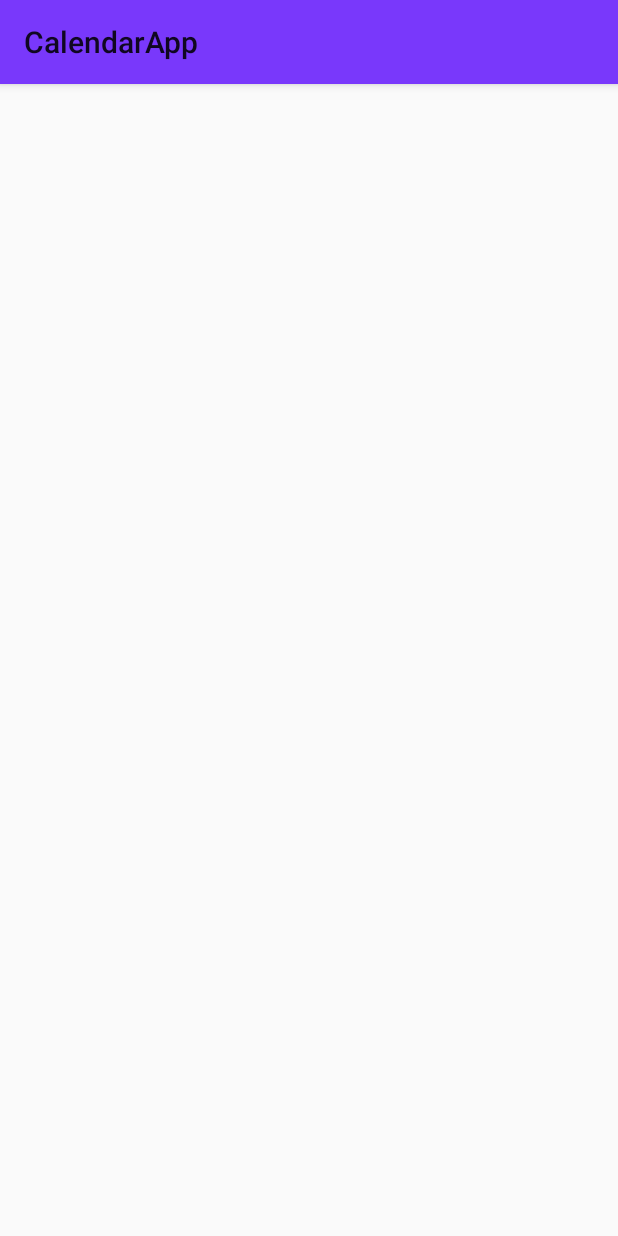
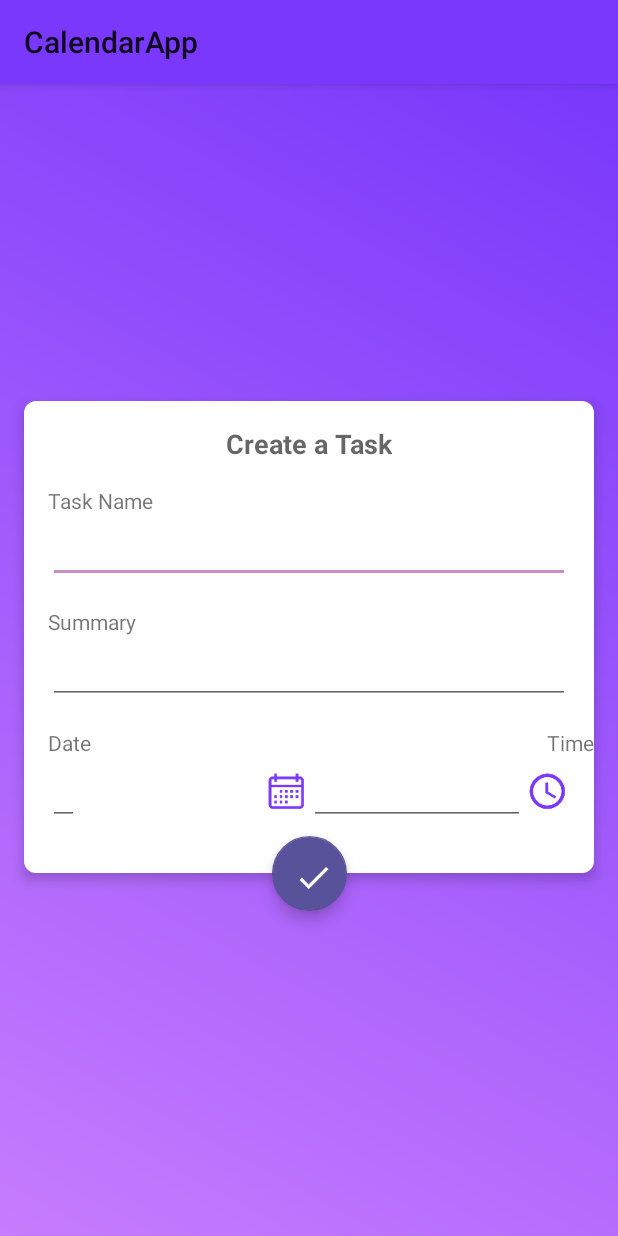
Before and after one commit to nguyenHanhNguyen/CalendarApp, an Android app: the EditTaskActivity screen opened directly, with no data from a screen before it, on a phone screen of 412 x 824 dp. Run offline under Robolectric (Android 15) with nearby library versions, the phone set to English and light mode, and no system bars; our stand-ins replace data binding; 4 statements that could not run were skipped.

Commit message:
view task, stupid mistake

```diff
--- a/app/src/main/AndroidManifest.xml
+++ b/app/src/main/AndroidManifest.xml
@@ -8,6 +8,7 @@
         android:label="@string/app_name"
         android:supportsRtl="true"
         android:theme="@style/AppTheme">
+
         <activity android:name=".ui.list_task.ListTasksActivity">
             <intent-filter>
                 <action android:name="android.intent.action.MAIN" />
--- a/app/src/main/java/nhn/calendarapp/ui/edit_task/EditTaskActivity.kt
+++ b/app/src/main/java/nhn/calendarapp/ui/edit_task/EditTaskActivity.kt
@@ -1,29 +1,20 @@
 package nhn.calendarapp.ui.edit_task
 
+import android.app.FragmentManager
 import android.databinding.DataBindingUtil
 import android.os.Bundle
 import android.os.PersistableBundle
 import android.support.v7.app.AppCompatActivity
 import nhn.calendarapp.R
-import nhn.calendarapp.data.TaskViewModel
-import nhn.calendarapp.databinding.ActivityCreateTaskBinding
-import java.text.SimpleDateFormat
-import java.util.*
 
 /**
  * Created by nguyen on 08/07/2017.
  */
 class EditTaskActivity : AppCompatActivity() {
 
-    private val taskID = "TASK_ID"
-    private lateinit var binding: ActivityCreateTaskBinding
-    private lateinit var taskViewModel: TaskViewModel
-    val timeSdf = SimpleDateFormat("hh:mm aaa", Locale.US)
-
-    override fun onCreate(savedInstanceState: Bundle?, persistentState: PersistableBundle?) {
-        super.onCreate(savedInstanceState, persistentState)
-        this.binding = DataBindingUtil.setContentView(this, R.layout.activity_create_task)
-        this.supportActionBar!!.title = "Edit Task"
+    override fun onCreate(savedInstanceState: Bundle?) {
+        super.onCreate(savedInstanceState)
+        setContentView(R.layout.activity_edit_task)
     }
 
 }
--- a/app/src/main/java/nhn/calendarapp/ui/list_task/ListTasksActivity.kt
+++ b/app/src/main/java/nhn/calendarapp/ui/list_task/ListTasksActivity.kt
@@ -1,18 +1,16 @@
 package nhn.calendarapp.ui.list_task
 
 import android.databinding.DataBindingUtil
-import android.os.Bundle
-import android.support.v7.app.AppCompatActivity
 import nhn.calendarapp.R
 import nhn.calendarapp.databinding.ActivityListTasksBinding
 
 class ListTasksActivity : android.support.v7.app.AppCompatActivity() {
 
-    private lateinit var binding: nhn.calendarapp.databinding.ActivityListTasksBinding
+    private lateinit var binding: ActivityListTasksBinding
 
     override fun onCreate(savedInstanceState: android.os.Bundle?) {
         super.onCreate(savedInstanceState)
-        binding = android.databinding.DataBindingUtil.setContentView(this, nhn.calendarapp.R.layout.activity_list_tasks)
+        binding = DataBindingUtil.setContentView(this, R.layout.activity_list_tasks)
         this.supportActionBar!!.title = baseContext.getString(nhn.calendarapp.R.string.task_list)
     }
 
--- a/app/src/main/java/nhn/calendarapp/ui/list_task/ListTasksFragment.kt
+++ b/app/src/main/java/nhn/calendarapp/ui/list_task/ListTasksFragment.kt
@@ -109,6 +109,7 @@ class ListTasksFragment : LifecycleFragment(), TaskItemAdapter.onTaskClickListen
     override fun onTaskClick(task: Task) {
         val intent = Intent(context, EditTaskActivity::class.java)
         intent.putExtra("TASK_ID", task.id)
+        intent.flags = Intent.FLAG_ACTIVITY_NEW_TASK
         context.startActivity(intent)
     }
 
@@ -119,8 +120,7 @@ class ListTasksFragment : LifecycleFragment(), TaskItemAdapter.onTaskClickListen
             val intent = Intent(context, CreateTaskActivity::class.java)
             intent.flags = Intent.FLAG_ACTIVITY_NEW_TASK
             context.startActivity(intent)
-//            context.startActivity(intent, ActivityOptions.makeSceneTransitionAnimation(activity).toBundle())
         }
+
     }
-
 }
--- /dev/null
+++ b/app/src/main/res/layout/activity_edit_task.xml
@@ -0,0 +1,14 @@
+<?xml version="1.0" encoding="utf-8"?>
+<LinearLayout xmlns:android="http://schemas.android.com/apk/res/android"
+    android:layout_width="match_parent"
+    android:layout_height="match_parent"
+    xmlns:tools="http://schemas.android.com/tools">
+
+    <fragment
+        android:id="@+id/edit_task_fragment"
+        android:layout_width="match_parent"
+        android:layout_height="match_parent"
+        class="nhn.calendarapp.ui.edit_task.EditTaskFragment"
+        tools:layout="@layout/activity_create_task"/>
+
+</LinearLayout>
```
Also changed, not shown: app/src/main/java/nhn/calendarapp/ui/edit_task/EditTaskFragment.kt (+5 -7 lines), 1 other file.
